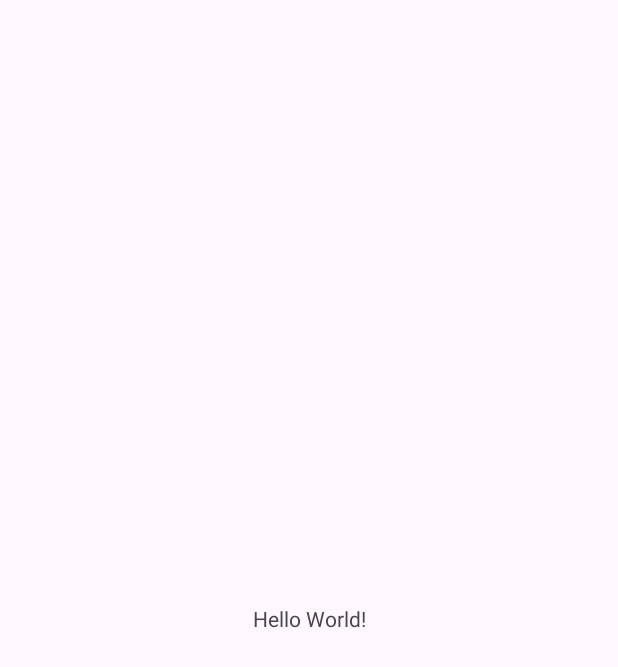
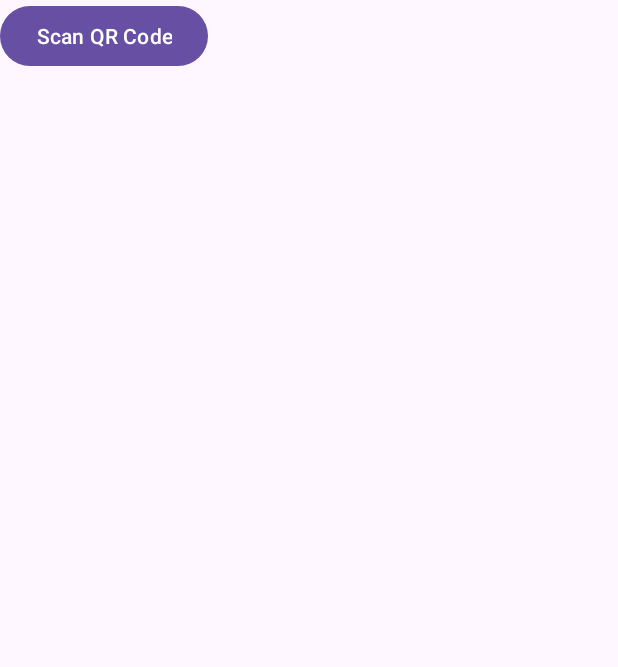
Before and after one commit to CMPUT301W24T57/holos-Project, an Android app: the screen it shows after launch (MainActivity), on a phone screen of 412 x 824 dp. Before the commit the part shown is almost empty. Shown: the top 667 px of the screen. Run offline under Robolectric (Android 15) with nearby library versions, the phone set to English and light mode, and no system bars; libraries missing offline, so code that uses them is left out: com.google.zxing.client, com.journeyapps.barcodescanner.

Commit message:
basic QR code implementation added
Very barebones QR code implementation (Everything works, including scanning QR codes)

Need to work on implementing QR code generation, details of how QR code scanning works, etc.

```diff
--- a/HolosProject/app/build.gradle.kts
+++ b/HolosProject/app/build.gradle.kts
@@ -39,4 +39,5 @@ dependencies {
     testImplementation("junit:junit:4.13.2")
     androidTestImplementation("androidx.test.ext:junit:1.1.5")
     androidTestImplementation("androidx.test.espresso:espresso-core:3.5.1")
+    implementation("com.journeyapps:zxing-android-embedded:4.3.0")
 }
--- a/HolosProject/app/src/main/java/com/example/holosproject/MainActivity.java
+++ b/HolosProject/app/src/main/java/com/example/holosproject/MainActivity.java
@@ -1,14 +1,50 @@
 package com.example.holosproject;
 
+import androidx.activity.result.ActivityResultLauncher;
+import androidx.appcompat.app.AlertDialog;
 import androidx.appcompat.app.AppCompatActivity;
 
+import android.content.DialogInterface;
 import android.os.Bundle;
+import android.widget.Button;
+
+import com.google.zxing.client.android.Intents;
+import com.journeyapps.barcodescanner.ScanContract;
+import com.journeyapps.barcodescanner.ScanOptions;
 
 public class MainActivity extends AppCompatActivity {
+    Button scanButton;
 
     @Override
     protected void onCreate(Bundle savedInstanceState) {
         super.onCreate(savedInstanceState);
         setContentView(R.layout.activity_main);
+        scanButton = findViewById(R.id.scan_btn);
+        scanButton.setOnClickListener(v-> {
+            scanQRCode();
+        });
     }
+
+    private void scanQRCode() { // basic QR code scan
+        ScanOptions options = new ScanOptions();
+        options.setPrompt("Volume up to turn camera flash on");
+        options.setBeepEnabled(true);
+        options.setOrientationLocked(true);
+        options.setCaptureActivity(CaptureAct.class);
+        barLauncher.launch(options);
+    }
+
+    ActivityResultLauncher<ScanOptions> barLauncher = registerForActivityResult(new ScanContract(), result->{ //basic popup after scanning to test things
+       if(result.getContents() != null) {
+           AlertDialog.Builder builder = new AlertDialog.Builder(MainActivity.this);
+           builder.setTitle("Result");
+           builder.setMessage(result.getContents());
+           builder.setPositiveButton("OK", new DialogInterface.OnClickListener() { // dismisses the popup
+               @Override
+               public void onClick(DialogInterface dialog, int which) {
+                   dialog.dismiss();
+               }
+           }).show();
+       }
+    });
 }
--- a/HolosProject/app/src/main/res/layout/activity_main.xml
+++ b/HolosProject/app/src/main/res/layout/activity_main.xml
@@ -1,18 +1,16 @@
 <?xml version="1.0" encoding="utf-8"?>
-<androidx.constraintlayout.widget.ConstraintLayout xmlns:android="http://schemas.android.com/apk/res/android"
+<RelativeLayout xmlns:android="http://schemas.android.com/apk/res/android"
     xmlns:app="http://schemas.android.com/apk/res-auto"
     xmlns:tools="http://schemas.android.com/tools"
     android:layout_width="match_parent"
     android:layout_height="match_parent"
     tools:context=".MainActivity">
 
-    <TextView
+    <Button
         android:layout_width="wrap_content"
         android:layout_height="wrap_content"
-        android:text="Hello World!"
-        app:layout_constraintBottom_toBottomOf="parent"
-        app:layout_constraintEnd_toEndOf="parent"
-        app:layout_constraintStart_toStartOf="parent"
-        app:layout_constraintTop_toTopOf="parent" />
+        android:text="Scan QR Code"
+        android:gravity="center"
+        android:id="@+id/scan_btn"/>
 
-</androidx.constraintlayout.widget.ConstraintLayout>
+</RelativeLayout>
```
Also changed, not shown: HolosProject/app/src/main/AndroidManifest.xml (+12 -0 lines), HolosProject/app/src/main/java/com/example/holosproject/CaptureAct.java (added, +8 -0 lines).
